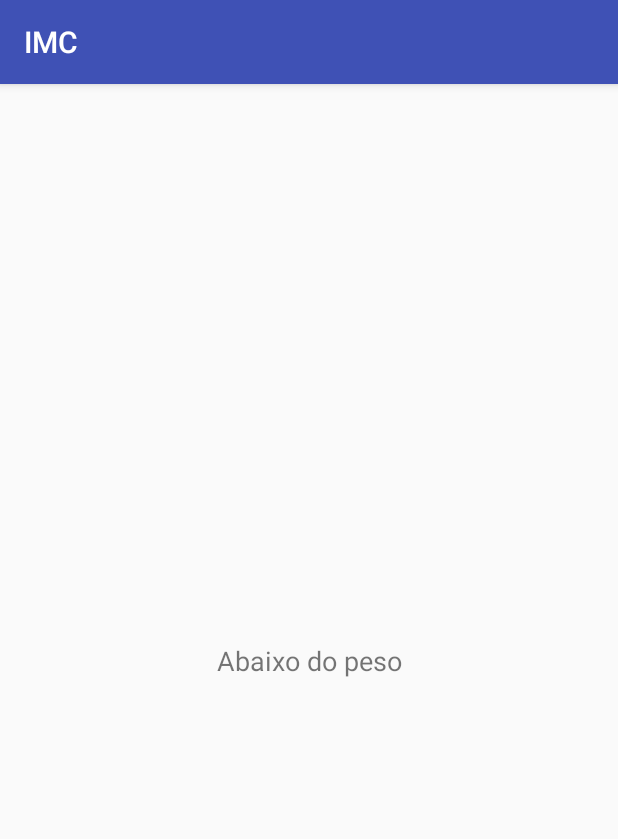
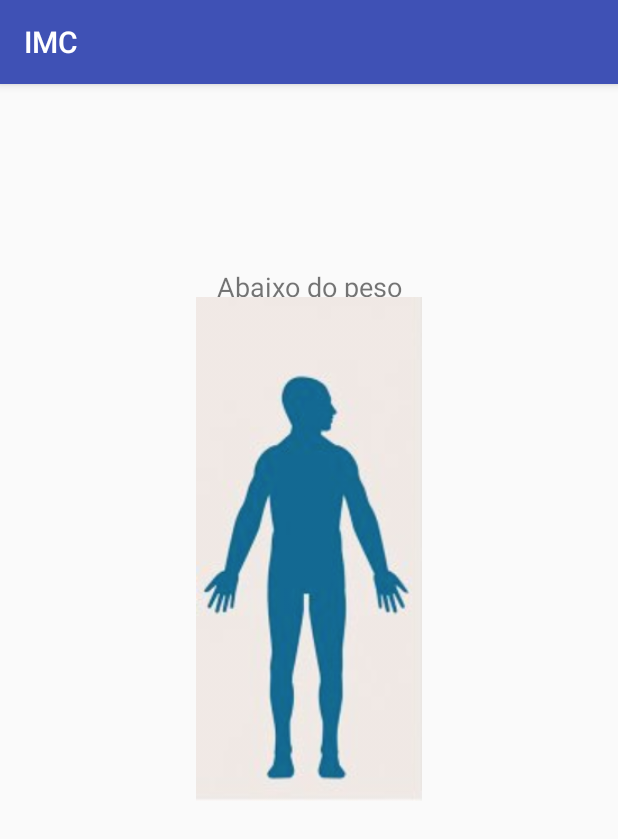
Before and after one commit to josevictor1/App_IMC_Android, an Android app: the Result screen opened directly, with no data from a screen before it, on a phone screen of 412 x 824 dp. Shown: the top 839 px of the screen. Run offline under Robolectric (Android 15) with nearby library versions, the phone set to English and light mode, and no system bars; 1 statement that could not run was skipped.

Commit message:
com imagem

```diff
--- a/IMC/app/src/main/java/com/example/jose/imc/Result.java
+++ b/IMC/app/src/main/java/com/example/jose/imc/Result.java
@@ -3,6 +3,7 @@ package com.example.jose.imc;
 import android.support.v7.app.AppCompatActivity;
 import android.os.Bundle;
 import android.app.Activity;
+import android.widget.ImageView;
 import android.widget.RelativeLayout;
 import android.widget.TextView;
 import android.graphics.Color;
@@ -17,24 +18,29 @@ public class Result extends AppCompatActivity {
 
 
         TextView textView = (TextView) findViewById(R.id.textResult);
-
+        ImageView mImageView = (ImageView) findViewById(R.id.imageDisplay);
         double imc = Double.parseDouble(getIntent().getStringExtra("result"));
 
         if (imc < 18.5) {
 
             textView.setText("Abaixo do peso");
+            mImageView.setImageResource(R.drawable.abaixopeso);
+
         }
         else if (imc < 25) {
 
             textView.setText("Saudável");
+            mImageView.setImageResource(R.drawable.normal);
         }
         else if (imc < 30) {
 
             textView.setText("Acima do peso");
+            mImageView.setImageResource(R.drawable.acimapeso);
         }
         else {
 
             textView.setText("Obesidade");
+            mImageView.setImageResource(R.drawable.obeso);
         }
 
     }
--- a/IMC/app/src/main/res/layout/activity_result.xml
+++ b/IMC/app/src/main/res/layout/activity_result.xml
@@ -26,6 +26,33 @@
             app:layout_constraintRight_toRightOf="parent"
             tools:layout_constraintLeft_creator="1"
             app:layout_constraintLeft_toLeftOf="parent"
-            app:layout_constraintTop_toTopOf="parent" />
+            app:layout_constraintTop_toTopOf="parent"
+            app:layout_constraintVertical_bias="0.165"
+            app:layout_constraintHorizontal_bias="0.0" />
+
+        <LinearLayout
+            android:layout_width="0dp"
+            android:layout_height="336dp"
+            android:layout_marginEnd="48dp"
+            android:layout_marginStart="48dp"
+            android:layout_marginTop="-5dp"
+            android:orientation="vertical"
+            android:weightSum="1"
+            app:layout_constraintHorizontal_bias="1.0"
+            app:layout_constraintLeft_toLeftOf="parent"
+            app:layout_constraintRight_toRightOf="parent"
+            app:layout_constraintTop_toBottomOf="@+id/textResult"
+            tools:layout_constraintLeft_creator="1"
+            tools:layout_constraintRight_creator="1"
+            tools:layout_constraintTop_creator="1">
+
+                <ImageView
+                    android:id="@+id/imageDisplay"
+                    android:layout_width="match_parent"
+                    android:layout_height="match_parent"
+                    android:layout_weight="0.00" />
+
+
+        </LinearLayout>
 
 </android.support.constraint.ConstraintLayout>
```
Also changed, not shown: IMC/app/src/main/res/drawable/abaixopeso.png (added), IMC/app/src/main/res/drawable/acimapeso.png (added), IMC/app/src/main/res/drawable/normal.png (added), IMC/app/src/main/res/drawable/obeso.png (added), 1 other file.
